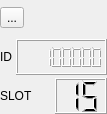
The window that bank-view/frontslot.ui (smandyscom/front-base-widget) describes before a commit, drawn with Qt 5.
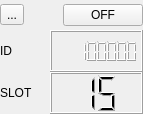
The same window after the commit.

Commit message: added material override off/added frontmaterial selection

Diff of the .ui file:
```diff
--- a/bank-view/frontslot.ui
+++ b/bank-view/frontslot.ui
@@ -6,7 +6,7 @@
    <rect>
     <x>0</x>
     <y>0</y>
-    <width>107</width>
+    <width>143</width>
     <height>114</height>
    </rect>
   </property>
@@ -19,18 +19,21 @@
   <property name="windowTitle">
    <string>Form</string>
   </property>
-  <widget class="QWidget" name="">
+  <property name="styleSheet">
+   <string notr="true">border-color: rgb(0, 0, 0);</string>
+  </property>
+  <widget class="QWidget" name="layoutWidget">
    <property name="geometry">
     <rect>
      <x>0</x>
      <y>0</y>
-     <width>107</width>
+     <width>143</width>
      <height>114</height>
     </rect>
    </property>
    <layout class="QVBoxLayout" name="verticalLayout">
     <property name="spacing">
-     <number>3</number>
+     <number>0</number>
     </property>
     <item>
      <layout class="QHBoxLayout" name="horizontalLayout_3">
@@ -57,12 +60,25 @@
         </property>
        </widget>
       </item>
+      <item>
+       <widget class="QPushButton" name="pushButtonMaterialOverrideOff">
+        <property name="text">
+         <string>OFF</string>
+        </property>
+       </widget>
+      </item>
      </layout>
     </item>
     <item>
      <layout class="QHBoxLayout" name="horizontalLayout">
       <item>
        <widget class="QLabel" name="labelID">
+        <property name="maximumSize">
+         <size>
+          <width>50</width>
+          <height>16777215</height>
+         </size>
+        </property>
         <property name="text">
          <string>ID</string>
         </property>
@@ -84,6 +100,12 @@
      <layout class="QHBoxLayout" name="horizontalLayout_2">
       <item>
        <widget class="QLabel" name="labelSlot">
+        <property name="maximumSize">
+         <size>
+          <width>50</width>
+          <height>16777215</height>
+         </size>
+        </property>
         <property name="text">
          <string>SLOT</string>
         </property>
```
The commit also changes 12 other files.
